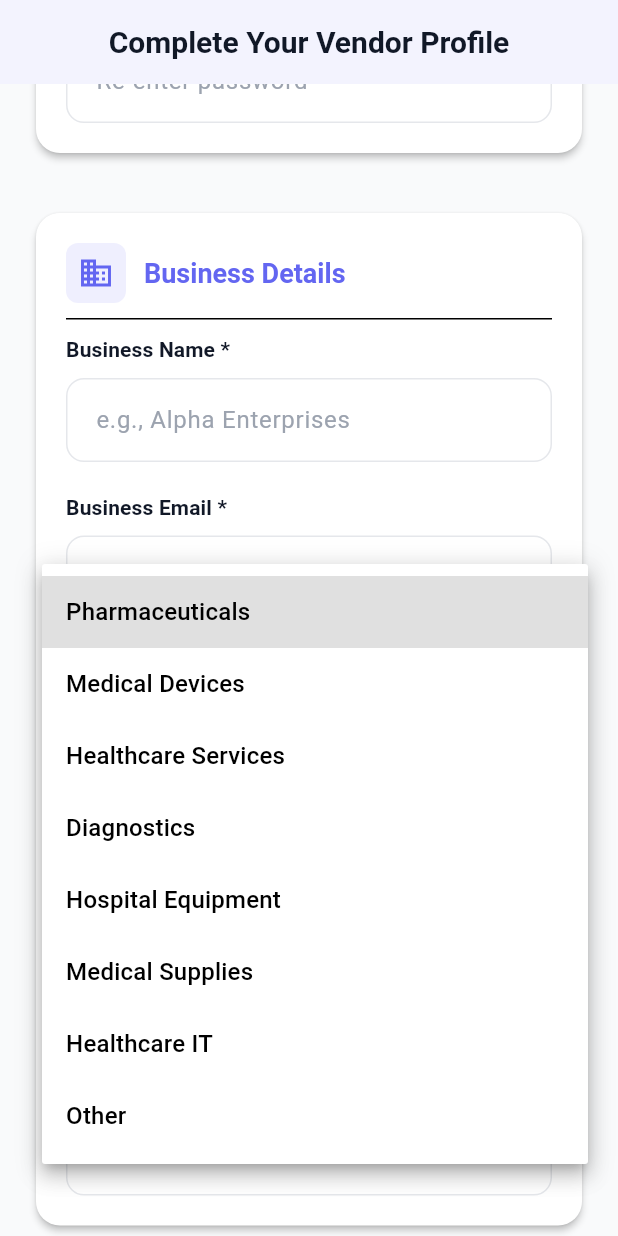
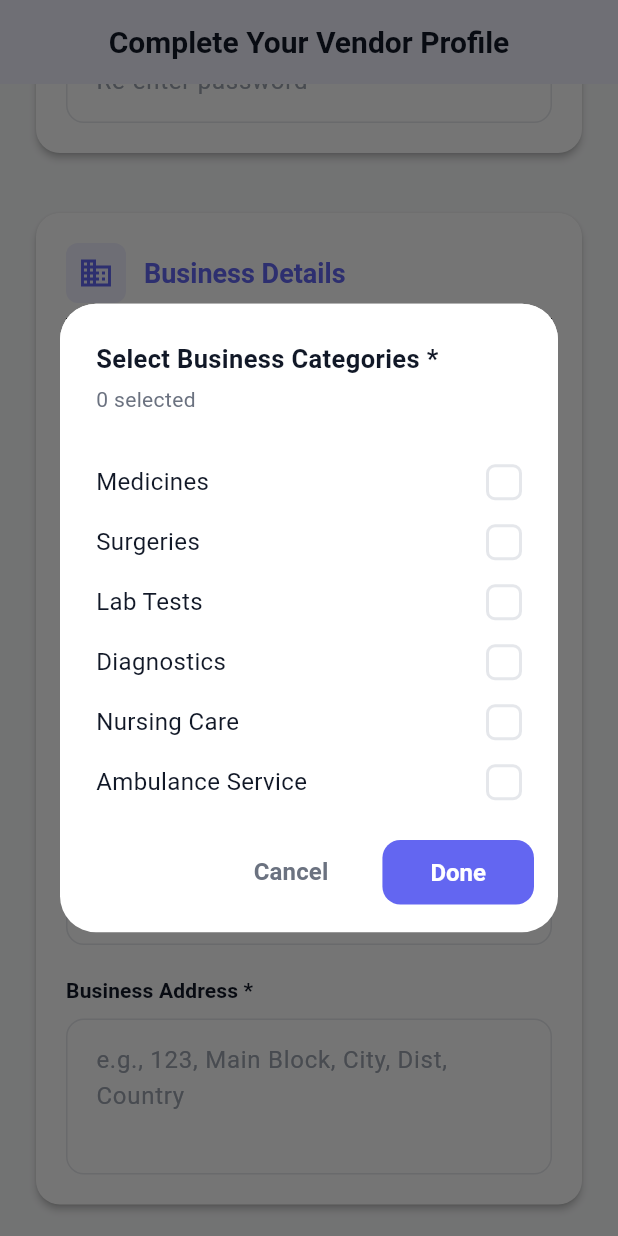
Before and after one commit to sanashajiya/medicompare_employee, a Flutter app: the HomeScreen screen opened directly, scrolled down 576 dp, after a tap on "Select your business categories", on a phone screen of 412 x 824 dp. Run offline on Flutter 3.47's test engine with Material 3 defaults, Android fonts, the phone set to English and light mode, and no system bars; our stand-ins replace equatable, flutter_bloc, get_it.

Commit message:
made business category dropdown as multiselection

```diff
--- a/lib/presentation/screens/home/home_screen.dart
+++ b/lib/presentation/screens/home/home_screen.dart
@@ -9,9 +9,9 @@ import '../../blocs/employee_form/employee_form_bloc.dart';
 import '../../blocs/employee_form/employee_form_event.dart';
 import '../../blocs/employee_form/employee_form_state.dart';
 import '../../widgets/custom_button.dart';
-import '../../widgets/custom_dropdown.dart';
 import '../../widgets/custom_text_field.dart';
 import '../../widgets/file_upload_field.dart';
+import '../../widgets/multi_select_dropdown.dart';
 
 class HomeScreen extends StatefulWidget {
   const HomeScreen({super.key});
@@ -44,8 +44,8 @@ class _HomeScreenState extends State<HomeScreen> {
   final _bankNameController = TextEditingController();
   final _bankBranchController = TextEditingController();
 
-  // Dropdown Values
-  String? _selectedBusinessCategory;
+  // Multi-select Values
+  List<String> _selectedBusinessCategories = [];
 
   // File Names
   String? _businessRegistrationFile;
@@ -83,14 +83,12 @@ class _HomeScreenState extends State<HomeScreen> {
   bool _showErrors = false;
 
   final List<String> _businessCategories = [
-    'Pharmaceuticals',
-    'Medical Devices',
-    'Healthcare Services',
+    'Medicines',
+    'Surgeries',
+    'Lab Tests',
     'Diagnostics',
-    'Hospital Equipment',
-    'Medical Supplies',
-    'Healthcare IT',
-    'Other',
+    'Nursing Care',
+    'Ambulance Service',
   ];
 
   @override
@@ -161,9 +159,10 @@ class _HomeScreenState extends State<HomeScreen> {
               _altBusinessMobileController.text,
             )
           : null;
-      _businessCategoryError = _showErrors && _selectedBusinessCategory == null
-          ? 'Please select a business category'
-          : null;
+        _businessCategoryError =
+            _showErrors && _selectedBusinessCategories.isEmpty
+                ? 'Please select at least one business category'
+                : null;
       _businessAddressError = _showErrors
           ? Validators.validateRequired(
               _businessAddressController.text,
@@ -257,7 +256,7 @@ class _HomeScreenState extends State<HomeScreen> {
         _businessNameController.text.isNotEmpty &&
         _businessEmailController.text.isNotEmpty &&
         _businessMobileController.text.isNotEmpty &&
-        _selectedBusinessCategory != null &&
+        _selectedBusinessCategories.isNotEmpty &&
         _businessAddressController.text.isNotEmpty &&
         _accountNumberController.text.isNotEmpty &&
         _confirmAccountNumberController.text.isNotEmpty &&
@@ -280,7 +279,7 @@ class _HomeScreenState extends State<HomeScreen> {
       final employee = EmployeeEntity(
         name: '${_firstNameController.text} ${_lastNameController.text}',
         employeeId: DateTime.now().millisecondsSinceEpoch.toString(),
-        department: _selectedBusinessCategory ?? '',
+        department: _selectedBusinessCategories.join(', '),
         email: _emailController.text,
         mobileNumber: _phoneController.text,
         isMobileVerified: true,
@@ -373,7 +372,7 @@ class _HomeScreenState extends State<HomeScreen> {
                           _ifscCodeController.clear();
                           _bankNameController.clear();
                           _bankBranchController.clear();
-                          _selectedBusinessCategory = null;
+                          _selectedBusinessCategories = [];
                           _businessRegistrationFile = null;
                           _gstCertificateFile = null;
                           _panCardFile = null;
@@ -553,15 +552,15 @@ class _HomeScreenState extends State<HomeScreen> {
                           ],
                         ),
                         const SizedBox(height: 20),
-                        CustomDropdown(
+                        MultiSelectDropdown(
                           label: 'Business Categories *',
-                          value: _selectedBusinessCategory,
+                          selectedValues: _selectedBusinessCategories,
                           hint: 'Select your business categories',
                           errorText: _businessCategoryError,
                           items: _businessCategories,
                           enabled: !isSubmitting,
-                          onChanged: (value) {
-                            setState(() => _selectedBusinessCategory = value);
+                          onChanged: (values) {
+                            setState(() => _selectedBusinessCategories = values);
                             _validateForm();
                           },
                         ),
--- /dev/null
+++ b/lib/presentation/widgets/multi_select_dropdown.dart
@@ -0,0 +1,364 @@
+import 'package:flutter/material.dart';
+import '../../core/theme/app_colors.dart';
+
+class MultiSelectDropdown extends StatelessWidget {
+  final String label;
+  final List<String> selectedValues;
+  final String? hint;
+  final String? errorText;
+  final List<String> items;
+  final ValueChanged<List<String>>? onChanged;
+  final bool enabled;
+
+  const MultiSelectDropdown({
+    super.key,
+    required this.label,
+    required this.selectedValues,
+    this.hint,
+    this.errorText,
+    required this.items,
+    this.onChanged,
+    this.enabled = true,
+  });
+
+  @override
+  Widget build(BuildContext context) {
+    return Column(
+      crossAxisAlignment: CrossAxisAlignment.start,
+      children: [
+        Text(
+          label,
+          style: Theme.of(context).textTheme.labelLarge?.copyWith(
+            fontWeight: FontWeight.w600,
+            color: AppColors.textPrimary,
+          ),
+        ),
+        const SizedBox(height: 8),
+        InkWell(
+          onTap: enabled ? () => _showMultiSelectDialog(context) : null,
+          borderRadius: BorderRadius.circular(12),
+          child: Container(
+            width: double.infinity,
+            padding: const EdgeInsets.symmetric(horizontal: 8, vertical: 8),
+            decoration: BoxDecoration(
+              color: enabled ? AppColors.surface : AppColors.border.withOpacity(0.3),
+              border: Border.all(
+                color: errorText != null ? AppColors.error : AppColors.border,
+                width: errorText != null ? 2 : 1,
+              ),
+              borderRadius: BorderRadius.circular(12),
+            ),
+            child: Column(
+              crossAxisAlignment: CrossAxisAlignment.start,
+              children: [
+                if (selectedValues.isEmpty)
+                  Row(
+                    mainAxisAlignment: MainAxisAlignment.spaceBetween,
+                    children: [
+                      Expanded(
+                        child: Text(
+                          hint ?? 'Select $label',
+                          style: Theme.of(context).textTheme.bodyMedium?.copyWith(
+                            color: AppColors.textHint,
+                            fontSize: 15,
+                          ),
+                        ),
+                      ),
+                      Icon(
+                        Icons.expand_more,
+                        color: enabled ? AppColors.textSecondary : AppColors.textHint,
+                        size: 24,
+                      ),
+                    ],
+                  )
+                else
+                  Column(
+                    crossAxisAlignment: CrossAxisAlignment.start,
+                    children: [
+                      Wrap(
+                        spacing: 4,
+                        runSpacing: 10,
+                        children: selectedValues.map((value) {
+                          return _buildChip(context, value);
+                        }).toList(),
+                      ),
+                      const SizedBox(height: 8),
+                      Align(
+                        alignment: Alignment.centerRight,
+                        child: Icon(
+                          Icons.expand_more,
+                          color: enabled ? AppColors.textSecondary : AppColors.textHint,
+                          size: 24,
+                        ),
+                      ),
+                    ],
+                  ),
+              ],
+            ),
+          ),
+        ),
+        if (errorText != null) ...[
+          const SizedBox(height: 8),
+          Text(
+            errorText!,
+            style: Theme.of(context).textTheme.bodySmall?.copyWith(
+              color: AppColors.error,
+            ),
+          ),
+        ],
+      ],
+    );
+  }
+
+  Widget _buildChip(BuildContext context, String value) {
+    return Container(
+      padding: const EdgeInsets.symmetric(horizontal: 14, vertical: 8),
+      decoration: BoxDecoration(
+        color: AppColors.primary.withOpacity(0.12),
+        borderRadius: BorderRadius.circular(24),
+        border: Border.all(
+          color: AppColors.primary.withOpacity(0.3),
+          width: 1,
+        ),
+      ),
+      child: Row(
+        mainAxisSize: MainAxisSize.min,
+        children: [
+          Text(
+            value,
+            style: Theme.of(context).textTheme.bodyMedium?.copyWith(
+              color: AppColors.primary,
+              fontWeight: FontWeight.w600,
+              fontSize: 14,
+            ),
+          ),
+          if (enabled) ...[
+            const SizedBox(width: 6),
+            InkWell(
+              onTap: () => _removeItem(value),
+              borderRadius: BorderRadius.circular(12),
+              child: Container(
+                padding: const EdgeInsets.all(2),
+                child: const Icon(
+                  Icons.close,
+                  size: 16,
+                  color: AppColors.primary,
+                ),
+              ),
+            ),
+          ],
+        ],
+      ),
+    );
+  }
+
+  void _removeItem(String value) {
+    if (onChanged != null && enabled) {
+      final newList = List<String>.from(selectedValues);
+      newList.remove(value);
+      onChanged!(newList);
+    }
+  }
+
+  void _showMultiSelectDialog(BuildContext context) {
+    final tempSelected = List<String>.from(selectedValues);
+
+    showDialog(
+      context: context,
+      barrierDismissible: false,
+      builder: (BuildContext dialogContext) {
+        return StatefulBuilder(
+          builder: (context, setState) {
+            return Dialog(
+              shape: RoundedRectangleBorder(
+                borderRadius: BorderRadius.circular(24),
+              ),
+              elevation: 8,
+              child: Container(
+                constraints: const BoxConstraints(maxWidth: 400),
+                child: Column(
+                  mainAxisSize: MainAxisSize.min,
+                  children: [
+                    // Header
+                    Container(
+                      padding: const EdgeInsets.all(24),
+                      decoration: BoxDecoration(
+                        color: Colors.white,
+                        borderRadius: const BorderRadius.only(
+                          topLeft: Radius.circular(24),
+                          topRight: Radius.circular(24),
+                        ),
+                      ),
+                      child: Row(
+                        children: [
+                          Expanded(
+                            child: Column(
+                              crossAxisAlignment: CrossAxisAlignment.start,
+                              children: [
+                                Text(
+                                  'Select $label',
+                                  style: const TextStyle(
+                                    fontSize: 17,
+                                    fontWeight: FontWeight.bold,
+                                    color: AppColors.textPrimary,
+                                  ),
+                                ),
+                                const SizedBox(height: 4),
+                                Text(
+                                  '${tempSelected.length} selected',
+                                  style: const TextStyle(
+                                    fontSize: 14,
+                                    color: AppColors.textSecondary,
+                                  ),
+                                ),
+                              ],
+                            ),
+                          ),
+                        ],
+                      ),
+                    ),
+
+                    // Items List
+                    Container(
+                      constraints: const BoxConstraints(maxHeight: 400),
+                      child: ListView.builder(
+                        shrinkWrap: true,
+                        padding: EdgeInsets.zero,
+                        itemCount: items.length,
+                        itemBuilder: (context, index) {
+                          final item = items[index];
+                          final isSelected = tempSelected.contains(item);
+
+                          return Material(
+                            color: Colors.transparent,
+                            child: InkWell(
+                              onTap: () {
+                                setState(() {
+                                  if (isSelected) {
+                                    tempSelected.remove(item);
+                                  } else {
+                                    tempSelected.add(item);
+                                  }
+                                });
+                              },
+                              child: Container(
+                                padding: const EdgeInsets.symmetric(
+                                  horizontal: 24,
+                                  vertical: 8,
+                                ),
+                                child: Row(
+                                  children: [
+                                    Expanded(
+                                      child: Text(
+                                        item,
+                                        style: TextStyle(
+                                          fontSize: 16,
+                                          fontWeight: isSelected
+                                              ? FontWeight.w600
+                                              : FontWeight.normal,
+                                          color: isSelected
+                                              ? AppColors.textPrimary
+                                              : AppColors.textPrimary,
+                                        ),
+                                      ),
+                                    ),
+                                    const SizedBox(width: 16),
+                                    AnimatedContainer(
+                                      duration: const Duration(milliseconds: 200),
+                                      width: 24,
+                                      height: 24,
+                                      decoration: BoxDecoration(
+                                        color: isSelected
+                                            ? AppColors.primary
+                                            : Colors.transparent,
+                                        border: Border.all(
+                                          color: isSelected
+                                              ? AppColors.primary
+                                              : AppColors.border,
+                                          width: 2,
+                                        ),
+                                        borderRadius: BorderRadius.circular(6),
+                                      ),
+                                      child: isSelected
+                                          ? const Icon(
+                                              Icons.check,
+                                              size: 16,
+                                              color: Colors.white,
+                                            )
+                                          : null,
+                                    ),
+                                  ],
+                                ),
+                              ),
+                            ),
+                          );
+                        },
+                      ),
+                    ),
+
+                    // const Divider(height: 1, thickness: 1),
+
+                    // Action Buttons
+                    Container(
+                      padding: const EdgeInsets.all(16),
+                      child: Row(
+                        mainAxisAlignment: MainAxisAlignment.end,
+                        children: [
+                          TextButton(
+                            onPressed: () => Navigator.of(dialogContext).pop(),
+                            style: TextButton.styleFrom(
+                              foregroundColor: AppColors.textSecondary,
+                              padding: const EdgeInsets.symmetric(
+                                horizontal: 24,
+                                vertical: 12,
+                              ),
+                            ),
+                            child: const Text(
+                              'Cancel',
+                              style: TextStyle(
+                                fontSize: 16,
+                                fontWeight: FontWeight.w600,
+                              ),
+                            ),
+                          ),
+                          const SizedBox(width: 12),
+                          ElevatedButton(
+                            onPressed: () {
+                              if (onChanged != null) {
+                                onChanged!(tempSelected);
+                              }
+                              Navigator.of(dialogContext).pop();
+                            },
+                            style: ElevatedButton.styleFrom(
+                              backgroundColor: AppColors.primary,
+                              foregroundColor: Colors.white,
+                              elevation: 0,
+                              padding: const EdgeInsets.symmetric(
+                                horizontal: 32,
+                                vertical: 12,
+                              ),
+                              shape: RoundedRectangleBorder(
+                                borderRadius: BorderRadius.circular(12),
+                              ),
+                            ),
+                            child: const Text(
+                              'Done',
+                              style: TextStyle(
+                                fontSize: 16,
+                                fontWeight: FontWeight.w600,
+                              ),
+                            ),
+                          ),
+                        ],
+                      ),
+                    ),
+                  ],
+                ),
+              ),
+            );
+          },
+        );
+      },
+    );
+  }
+}
```
